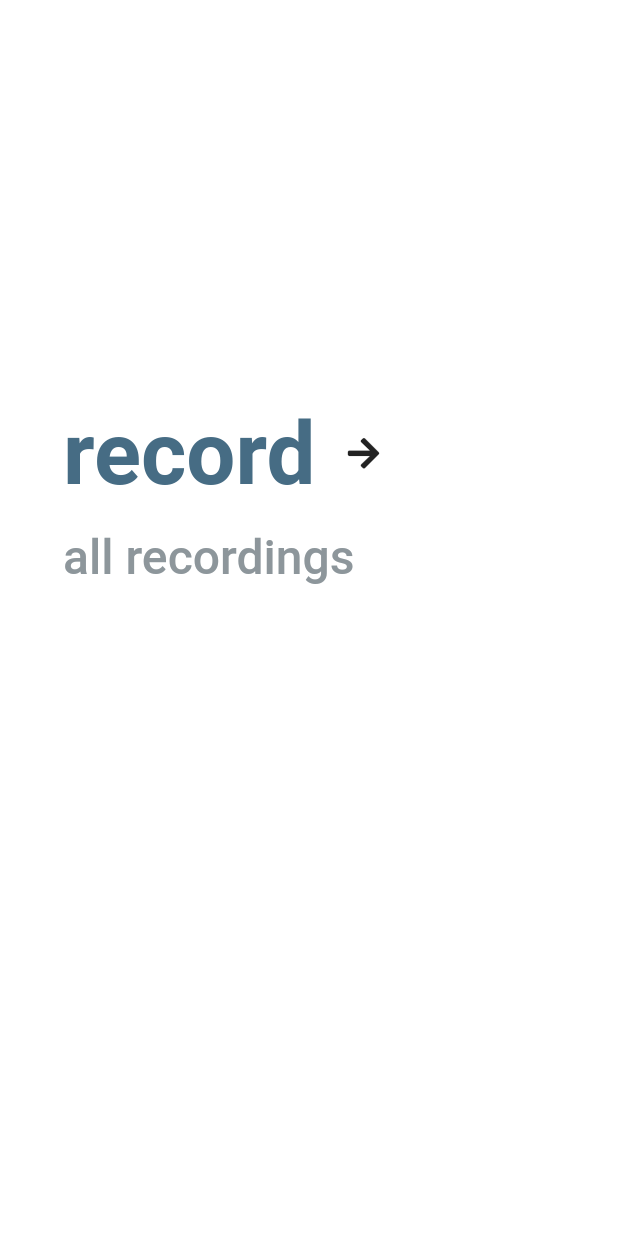
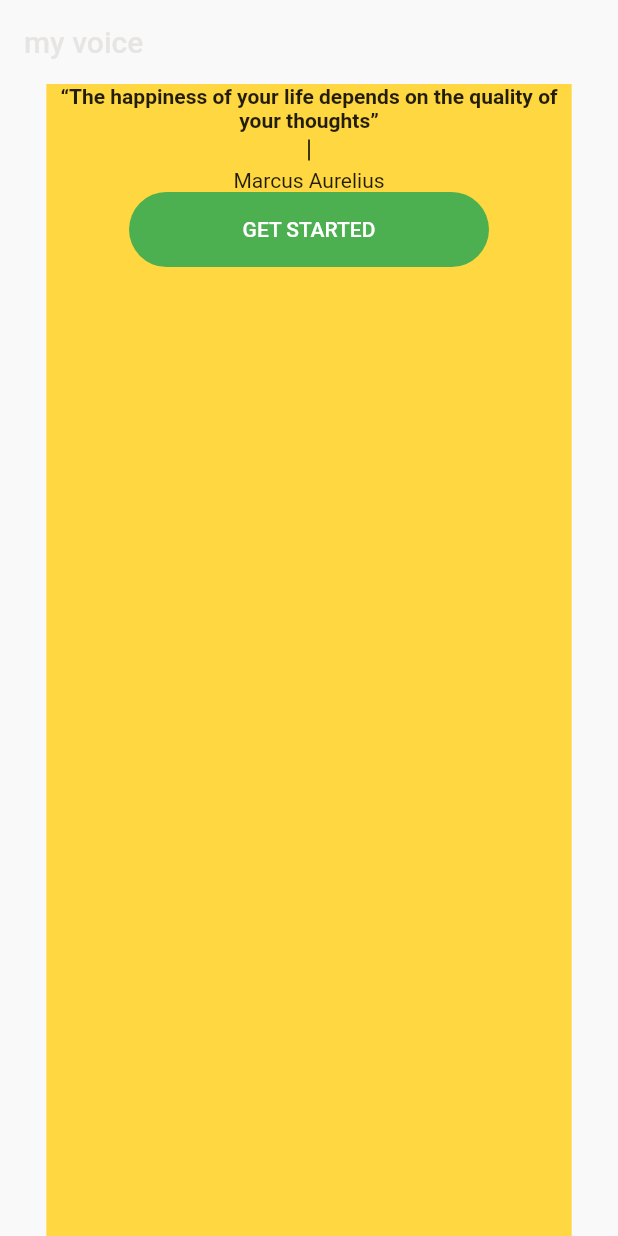
Before and after one commit to ettoma/my_voice, a Flutter app: the screen it shows after launch, on a phone screen of 412 x 824 dp. Run offline on Flutter 3.47's test engine with Material 2 defaults, Android fonts, the phone set to English and light mode, and no system bars; our stand-ins replace circular_countdown_timer, font_awesome_flutter, shared_preferences, sqflite; missing offline and left inert: flutter_sound; accounts and stored records are empty; Roboto replaces fonts that are missing (Poppins).

Commit message:
New UX started

```diff
--- a/lib/main.dart
+++ b/lib/main.dart
@@ -1,4 +1,6 @@
 import 'package:audio_journal/data/audio_file_model.dart';
+import 'package:audio_journal/pages/get_started.dart';
+import 'package:audio_journal/pages/recording.dart';
 import 'package:flutter/material.dart';
 import 'package:provider/provider.dart';
 // import 'package:provider/provider.dart';
@@ -16,10 +18,13 @@ class MyApp extends StatelessWidget {
   Widget build(BuildContext context) {
     return ChangeNotifierProvider(
       create: (context) => AudioFileModel(),
-      child: const MaterialApp(
+      child: MaterialApp(
+        theme: ThemeData(
+            backgroundColor: Color.fromRGBO(250, 249, 249, 1),
+            fontFamily: 'Poppins'),
         debugShowCheckedModeBanner: false,
-        title: 'Material App',
-        home: Home(),
+        title: 'my voice',
+        home: GetStarted(),
       ),
     );
   }
--- a/lib/models/app_bar.dart
+++ b/lib/models/app_bar.dart
@@ -1,12 +1,15 @@
 import 'package:flutter/material.dart';
-// import 'package:font_awesome_flutter/font_awesome_flutter.dart';
 
-PreferredSizeWidget appBar() {
+PreferredSizeWidget appBar(context) {
   return AppBar(
     automaticallyImplyLeading: true,
     iconTheme: const IconThemeData(color: Color.fromRGBO(0, 0, 0, 0.5)),
-    backgroundColor: const Color.fromRGBO(255, 255, 255, 0),
+    backgroundColor: Theme.of(context).backgroundColor,
     elevation: 0,
     brightness: Brightness.light,
+    title: Text(
+      'my voice',
+      style: TextStyle(color: Color.fromRGBO(211, 210, 207, 0.5)),
+    ),
   );
 }
--- /dev/null
+++ b/lib/pages/get_started.dart
@@ -0,0 +1,65 @@
+import 'package:audio_journal/models/app_bar.dart';
+import 'package:audio_journal/pages/recording.dart';
+import 'package:flutter/material.dart';
+
+class GetStarted extends StatelessWidget {
+  const GetStarted({Key? key}) : super(key: key);
+
+  @override
+  Widget build(BuildContext context) {
+    return Scaffold(
+      appBar: appBar(context),
+      backgroundColor: Theme.of(context).backgroundColor,
+      body: Center(
+        child: Container(
+          width: MediaQuery.of(context).size.width * 0.85,
+          color: Colors.amberAccent,
+          child: Column(
+            children: [
+              Text(
+                '“The happiness of your life depends on the quality of your thoughts”',
+                textAlign: TextAlign.center,
+                style: TextStyle(
+                    color: Colors.black87, fontWeight: FontWeight.bold),
+              ),
+              Container(
+                margin: EdgeInsets.symmetric(vertical: 5),
+                height: 14,
+                width: 1,
+                color: Colors.black,
+              ),
+              Text(
+                'Marcus Aurelius',
+                textAlign: TextAlign.center,
+                style: TextStyle(color: Colors.black87),
+              ),
+              Container(
+                decoration: BoxDecoration(
+                    color: Colors.green,
+                    borderRadius: BorderRadius.all(Radius.circular(50))),
+                width: 240,
+                height: 50,
+                child: TextButton(
+                  child: Text(
+                    'GET STARTED',
+                    style: TextStyle(color: Colors.white),
+                  ),
+                  onPressed: () {
+                    Navigator.push(
+                      context,
+                      MaterialPageRoute(
+                        builder: (context) {
+                          return const Recording();
+                        },
+                      ),
+                    );
+                  },
+                ),
+              ),
+            ],
+          ),
+        ),
+      ),
+    );
+  }
+}
--- a/lib/pages/recording.dart
+++ b/lib/pages/recording.dart
@@ -36,7 +36,7 @@ class _RecordingState extends State<Recording> {
     TextEditingController _tagTextController = TextEditingController();
 
     return Scaffold(
-      appBar: appBar(),
+      appBar: appBar(context),
       body: Center(
         child: Padding(
           padding: const EdgeInsets.only(bottom: 24.0, left: 8, right: 8),
```
Also changed, not shown: lib/pages/audio_player.dart (+24 -8 lines).
